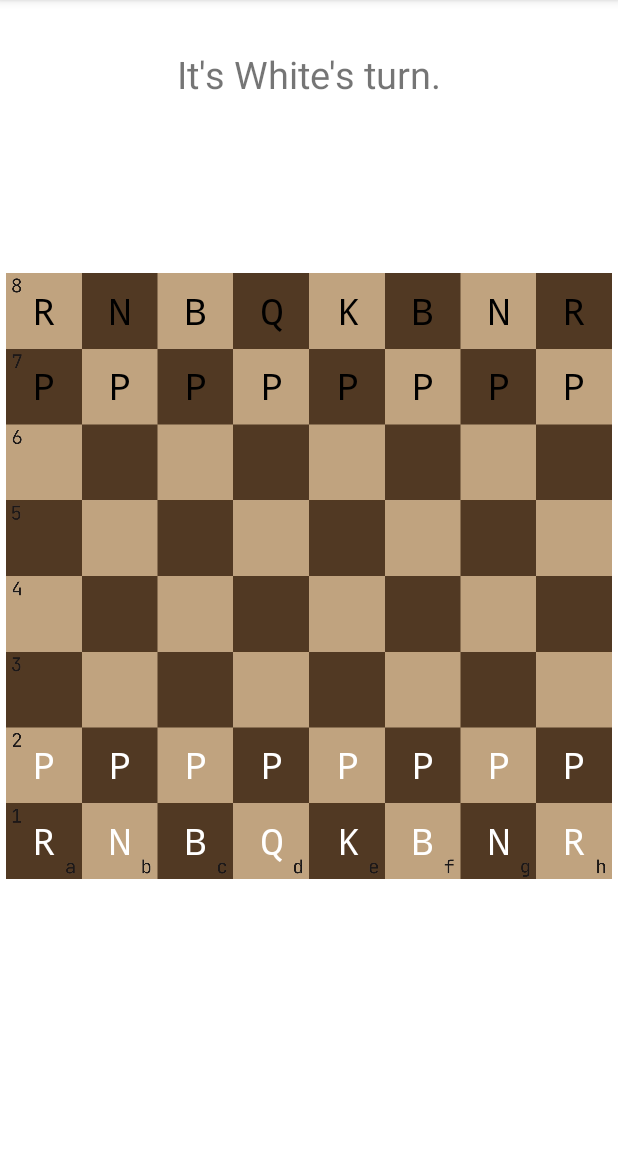
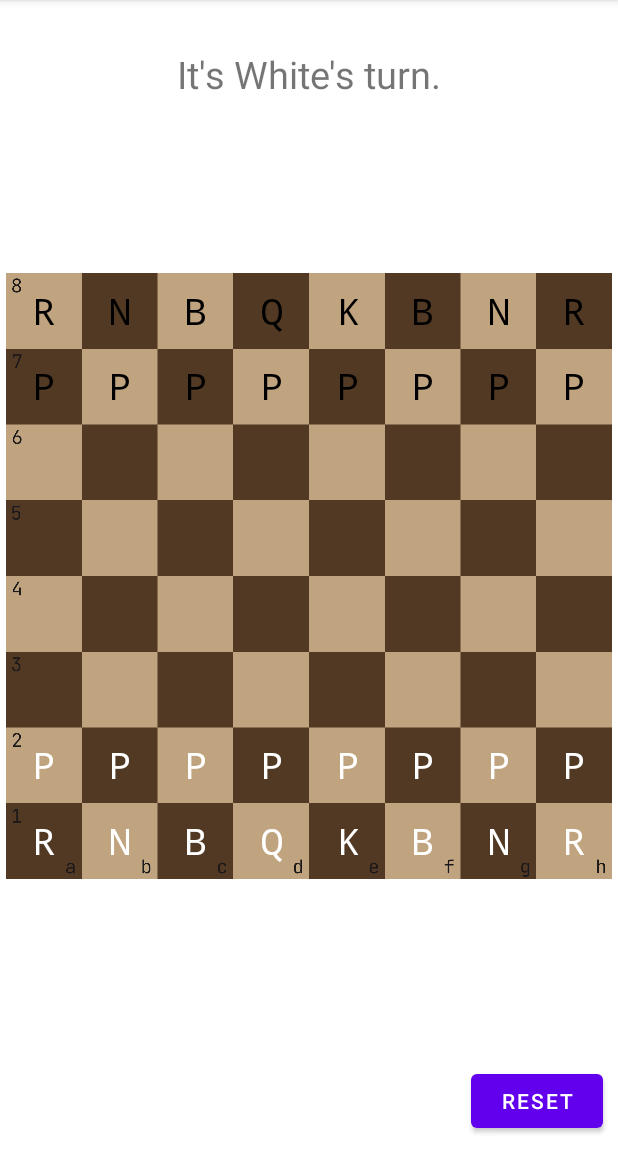
Before and after one commit to RyzenFromFire/Chesslin, an Android app: the screen it shows after launch (MainActivity), on a phone screen of 412 x 824 dp, the part 84-1236 px from its top. Run offline under Robolectric (Android 15) with nearby library versions, the phone set to English and light mode, and no system bars.

Commit message:
Added reset button

```diff
--- a/app/src/main/java/me/ryzenfromfire/chesslin/MainActivity.kt
+++ b/app/src/main/java/me/ryzenfromfire/chesslin/MainActivity.kt
@@ -8,6 +8,7 @@ import android.os.Bundle
 import android.view.Gravity
 import android.view.MotionEvent
 import android.view.View
+import android.widget.Button
 import android.widget.TextView
 import androidx.appcompat.app.AppCompatActivity
 import androidx.constraintlayout.widget.ConstraintLayout
@@ -28,6 +29,7 @@ class MainActivity : AppCompatActivity() {
 
     // TODO: Remove; for debug only
     private lateinit var debugTextView: TextView
+    private lateinit var resetButton: Button
 
     private var followerView: TextView? = null
     private val followerShadowScalar = 1.5
@@ -165,6 +167,12 @@ class MainActivity : AppCompatActivity() {
                 turnTextView.text = getString(R.string.turn_black)
             else turnTextView.text = getString(R.string.turn_white)
         }
+
+        // For Debug
+        resetButton = findViewById(R.id.resetButton)
+        resetButton.setOnClickListener {
+            this.recreate()
+        }
     }
 
     private fun setColor(tv: TextView, player: Player) {
--- a/app/src/main/res/layout/activity_main.xml
+++ b/app/src/main/res/layout/activity_main.xml
@@ -56,4 +56,14 @@
       app:layout_constraintStart_toStartOf="parent"
       app:layout_constraintTop_toBottomOf="@+id/boardImageView" />
 
+  <Button
+    android:id="@+id/resetButton"
+    android:layout_width="wrap_content"
+    android:layout_height="wrap_content"
+    android:layout_marginEnd="10dp"
+    android:layout_marginBottom="10dp"
+    android:text="Reset"
+    app:layout_constraintBottom_toBottomOf="parent"
+    app:layout_constraintEnd_toEndOf="parent" />
+
 </androidx.constraintlayout.widget.ConstraintLayout>
```
